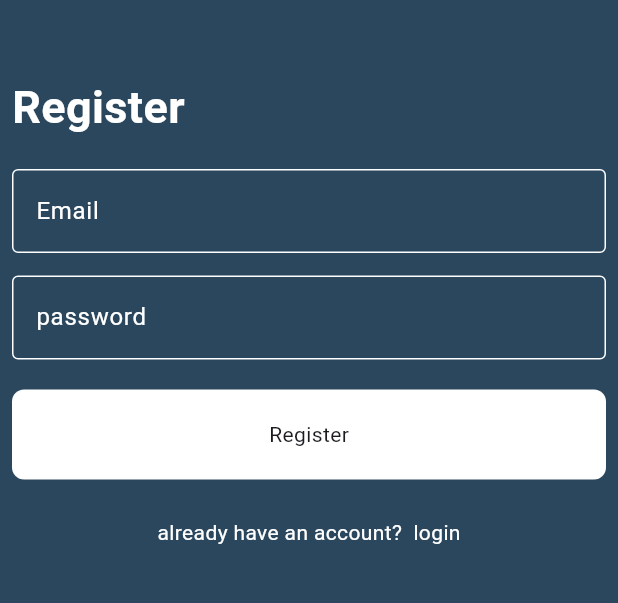
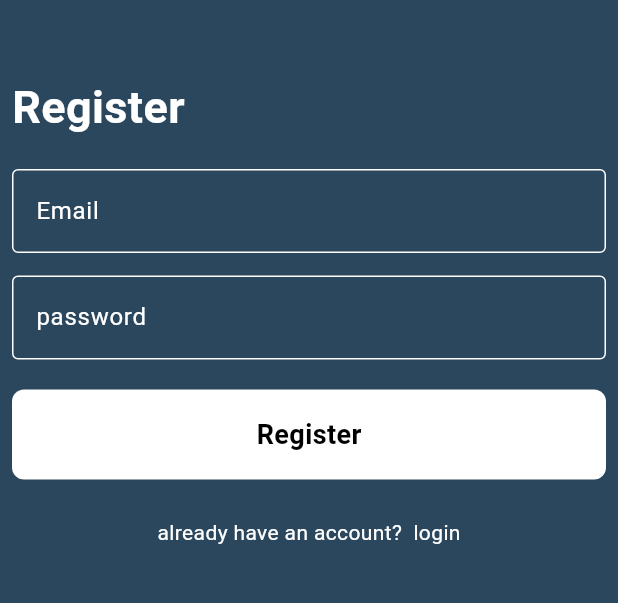
Before and after one commit to Ma7moudSelmy/Chat_App, a Flutter app: the screen it shows after launch, after a tap on "Register", on a phone screen of 412 x 824 dp, the part 395-998 px from its top. Run offline on Flutter 3.47's test engine with Material 3 defaults, Android fonts, the phone set to English and light mode, and no system bars; our stand-ins replace firebase_auth, firebase_core; accounts and stored records are empty.

```diff
--- a/lib/Screens/Register_page.dart
+++ b/lib/Screens/Register_page.dart
@@ -2,11 +2,13 @@ import 'package:chat_app/Screens/login_page.dart';
 import 'package:chat_app/Widgets/constfile.dart';
 import 'package:chat_app/Widgets/custom_Text_Field.dart';
 import 'package:chat_app/Widgets/cutom_Button.dart';
+import 'package:firebase_auth/firebase_auth.dart';
 import 'package:flutter/material.dart';
 
 class Registerpage extends StatelessWidget {
-  const Registerpage({super.key});
-
+  Registerpage({super.key});
+  String? email;
+  String? password;
   @override
   Widget build(BuildContext context) {
     return Scaffold(
@@ -47,13 +49,36 @@ class Registerpage extends StatelessWidget {
             ),
             SizedBox(height: 20),
 
-            custom_Text_Field(hinttext: "Email"),
+            custom_Text_Field(
+              onChanged: (data) {
+                email = data;
+              },
+
+              hinttext: "Email",
+            ),
             SizedBox(height: 15),
 
-            custom_Text_Field(hinttext: "password"),
+            custom_Text_Field(
+              onChanged: (data) {
+                password = data;
+              },
+
+              hinttext: "password",
+            ),
             SizedBox(height: 20),
 
-            CutomButton(text: "Register"),
+            CustomButton(
+              onTap: () async {
+                var asth = FirebaseAuth.instance;
+                UserCredential user = await asth.createUserWithEmailAndPassword(
+                  email: email!,
+                  password: password!,
+                );
+                [print(user.user!.displayName)];
+              },
+
+              text: "Register",
+            ),
             SizedBox(height: 25),
 
             Row(
--- a/lib/Screens/login_page.dart
+++ b/lib/Screens/login_page.dart
@@ -47,13 +47,13 @@ class LoginPage extends StatelessWidget {
             ),
             SizedBox(height: 20),
 
-            custom_Text_Field(hinttext: "Email"),
+            custom_Text_Field(hinttext: "Email", onChanged: (value) {}),
             SizedBox(height: 15),
 
-            custom_Text_Field(hinttext: "password"),
+            custom_Text_Field(hinttext: "password", onChanged: (value) {}),
             SizedBox(height: 20),
 
-            CutomButton(text: "Login"),
+            CustomButton(text: "Login"),
             SizedBox(height: 25),
 
             Row(
--- a/lib/Widgets/custom_Text_Field.dart
+++ b/lib/Widgets/custom_Text_Field.dart
@@ -1,11 +1,13 @@
 import 'package:flutter/material.dart';
 
 class custom_Text_Field extends StatelessWidget {
-  custom_Text_Field({super.key, this.hinttext});
+  custom_Text_Field({super.key, this.hinttext, required this.onChanged});
   String? hinttext;
+  Function(String?) onChanged;
   @override
   Widget build(BuildContext context) {
     return TextField(
+      onChanged: onChanged,
       decoration: InputDecoration(
         hintText: hinttext,
         hintStyle: TextStyle(color: Colors.white),
--- a/lib/Widgets/cutom_Button.dart
+++ b/lib/Widgets/cutom_Button.dart
@@ -1,19 +1,33 @@
 import 'package:flutter/material.dart';
 
-class CutomButton extends StatelessWidget {
-  CutomButton({super.key, required this.text});
-  String? text;
+class CustomButton extends StatelessWidget {
+  const CustomButton({super.key, required this.text, this.onTap});
+
+  final String text;
+  final VoidCallback? onTap;
+
   @override
   Widget build(BuildContext context) {
-    return Container(
-      height: 60,
-      width: double.infinity,
-      decoration: BoxDecoration(
-        color: Color.fromARGB(255, 255, 255, 255),
-
-        borderRadius: BorderRadius.circular(8),
+    return GestureDetector(
+      onTap: onTap,
+      child: Container(
+        height: 60,
+        width: double.infinity,
+        decoration: BoxDecoration(
+          color: Colors.white,
+          borderRadius: BorderRadius.circular(8),
+        ),
+        child: Center(
+          child: Text(
+            text,
+            style: const TextStyle(
+              color: Colors.black,
+              fontSize: 18,
+              fontWeight: FontWeight.bold,
+            ),
+          ),
+        ),
       ),
-      child: Center(child: Text(text!)),
     );
   }
 }
--- a/pubspec.yaml
+++ b/pubspec.yaml
@@ -12,6 +12,7 @@ dependencies:
     sdk: flutter
   cupertino_icons: ^1.0.8
   firebase_core: ^4.0.0
+  firebase_auth: ^6.0.2
 
 dev_dependencies:
   flutter_test:
```
Also changed, not shown: pubspec.lock, 3 other files.
